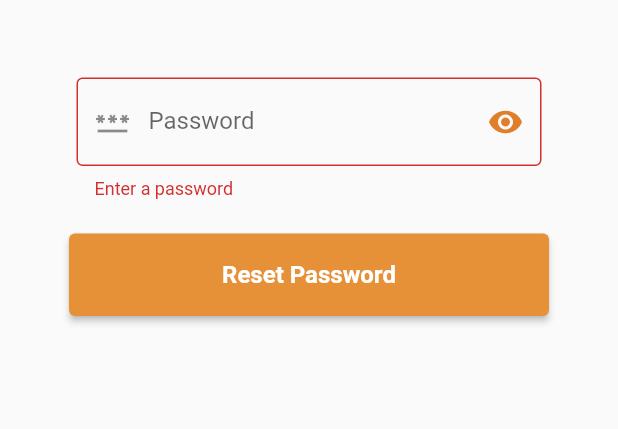
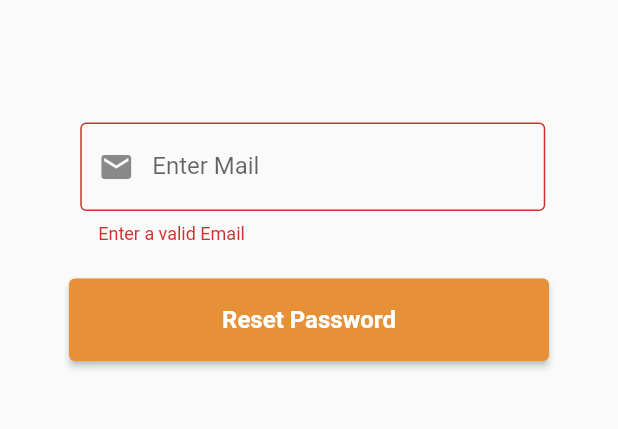
Before and after one commit to Abhishek617/gilt_app, a Flutter app: the Reset_password screen opened by its route, on a phone screen of 412 x 824 dp, the part 497-926 px from its top. Run offline on Flutter 3.47's test engine with Material 2 defaults, Android fonts, the phone set to English and light mode, and no system bars; our stand-ins replace another_flushbar, dio, flutter_mobx, flutter_otp_text_field, get_it, introduction_screen and 4 more; missing offline and left inert: material_dialog, shared_preferences_web, xxtea; accounts and stored records are empty; generated files the repository leaves out were written again; Roboto replaces fonts that are missing (SF-Mono).

Commit message:
reset password

```diff
--- a/lib/ui/forgot_reset_password/reset_password.dart
+++ b/lib/ui/forgot_reset_password/reset_password.dart
@@ -72,48 +72,31 @@ class _Reset_passwordState extends State<Reset_password> {
                   height: 25,
                 ),
 
-                Container(
+
+                Padding(
+                  padding: const EdgeInsets.only(left: 5, top: 30),
+                  child: Container(
+                    // height: 50,
                     width: 310,
                     child: TextFormField(
-                    keyboardType: TextInputType.text,
-                    obscureText: passenable,//This will obscure text dynamically
-                    decoration: InputDecoration(
-                      prefixIcon: Icon(Icons.password_sharp,),
+                      // controller: nameController,
+                      decoration: const InputDecoration(
+                        prefixIcon: Icon(Icons.mail,),
                         border: OutlineInputBorder(),
-                      labelText: 'Password',
-                      hintText: 'Enter your password',
-                      // Here is key idea
-                      suffixIcon: IconButton(
-                        icon: Icon(
-                          // Based on passwordVisible state choose the icon
-                          passenable
-                              ? Icons.visibility
-                              : Icons.visibility_off,
-                          color: Theme.of(context).primaryColorDark,
-                        ),
-                        onPressed: () {
-                          // Update the state i.e. toogle the state of passwordVisible variable
-                          setState(() {
-                            if(passenable){
-                              passenable = false;
-                            }else{
-                              passenable = true;
-                            }
-                          });
-                        },
-                      ),
+                        labelText: 'Enter Mail',
 
                       ),
                       validator: (val){
-                      if(val!.isEmpty){
-                        return "Enter a password";
+                        if(val!.isEmpty || !RegExp(r"^[a-zA-Z0-9.a-zA-Z0-9.!#$%&'*+-/=?^_`{|}~]+@[a-zA-Z0-9]+\.[a-zA-Z]+")
+                            .hasMatch(val)){
+                          return "Enter a valid Email";
                         }else{
                           return null;
                         }
                       },
                     ),
                   ),
-
+                ),
 
 
                 SizedBox(
```
Lines whose indentation alone changed are shown as unchanged.
